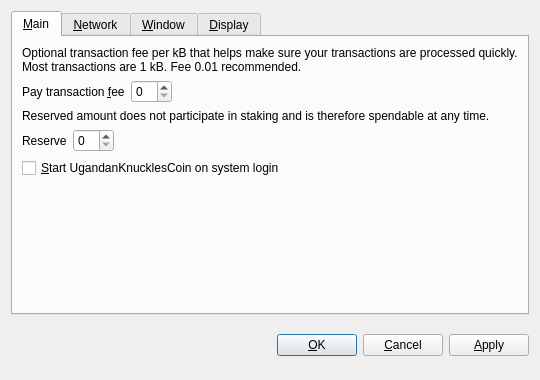
Before: the Qt Designer form src/qt/forms/optionsdialog.ui in CryptoCoderz/UgandanKnucklesCoin, drawn with Qt 5.
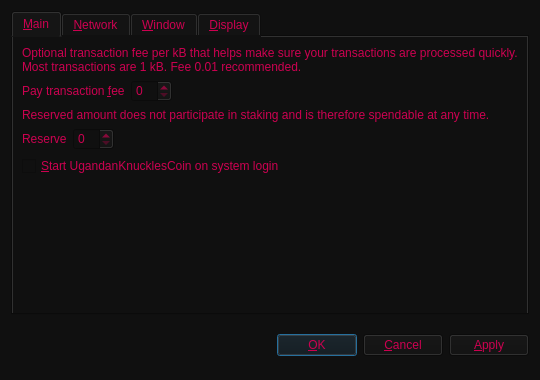
After: the same form once the commit is applied. Custom widgets are drawn as their Qt base class.

```diff
--- a/src/qt/forms/optionsdialog.ui
+++ b/src/qt/forms/optionsdialog.ui
@@ -13,6 +13,10 @@
   <property name="windowTitle">
    <string>Options</string>
   </property>
+  <property name="styleSheet">
+   <string notr="true">color: rgb(204, 1, 80);
+background-color: rgb(16, 16, 16);</string>
+  </property>
   <property name="modal">
    <bool>true</bool>
   </property>
```
Left out of the diff: 1 changed line with no effect on the pictures.
